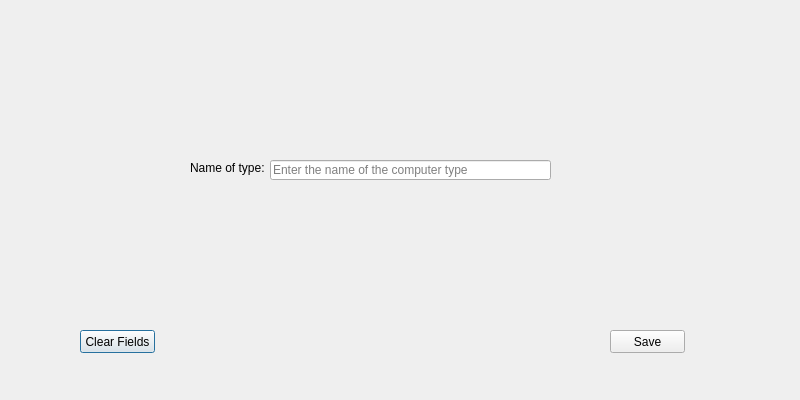
First picture: the form in Hopur21Verkefni/MyComputerScienceList/ui/addtype.ui, repository Hopur21/Hopur21, before the edit.
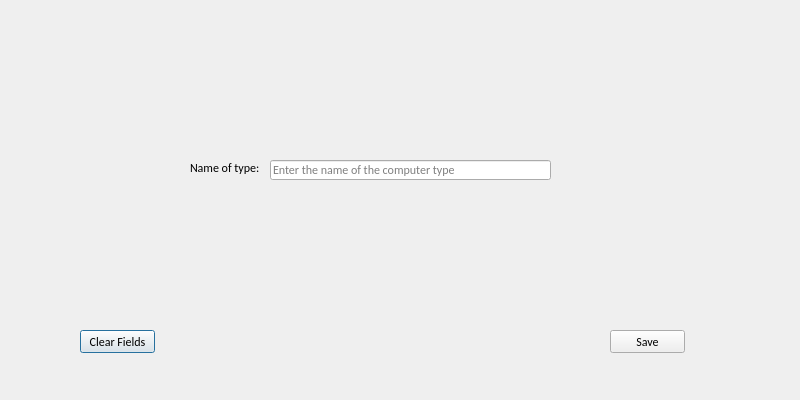
Second picture: the form after the edit.

```diff
--- a/Hopur21Verkefni/MyComputerScienceList/ui/addtype.ui
+++ b/Hopur21Verkefni/MyComputerScienceList/ui/addtype.ui
@@ -22,6 +22,11 @@
      <height>23</height>
     </rect>
    </property>
+   <property name="font">
+    <font>
+     <family>Calibri</family>
+    </font>
+   </property>
    <property name="text">
     <string>Clear Fields</string>
    </property>
@@ -35,6 +40,11 @@
      <height>20</height>
     </rect>
    </property>
+   <property name="font">
+    <font>
+     <family>Calibri</family>
+    </font>
+   </property>
    <property name="placeholderText">
     <string>Enter the name of the computer type</string>
    </property>
@@ -48,6 +58,11 @@
      <height>16</height>
     </rect>
    </property>
+   <property name="font">
+    <font>
+     <family>Calibri</family>
+    </font>
+   </property>
    <property name="text">
     <string>Name of type:</string>
    </property>
@@ -61,6 +76,11 @@
      <height>23</height>
     </rect>
    </property>
+   <property name="font">
+    <font>
+     <family>Calibri</family>
+    </font>
+   </property>
    <property name="text">
     <string>Save</string>
    </property>
```
